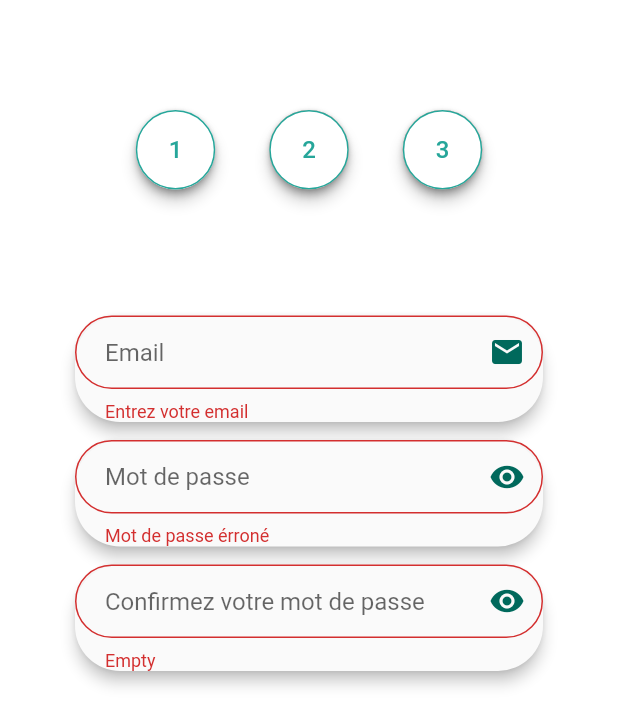
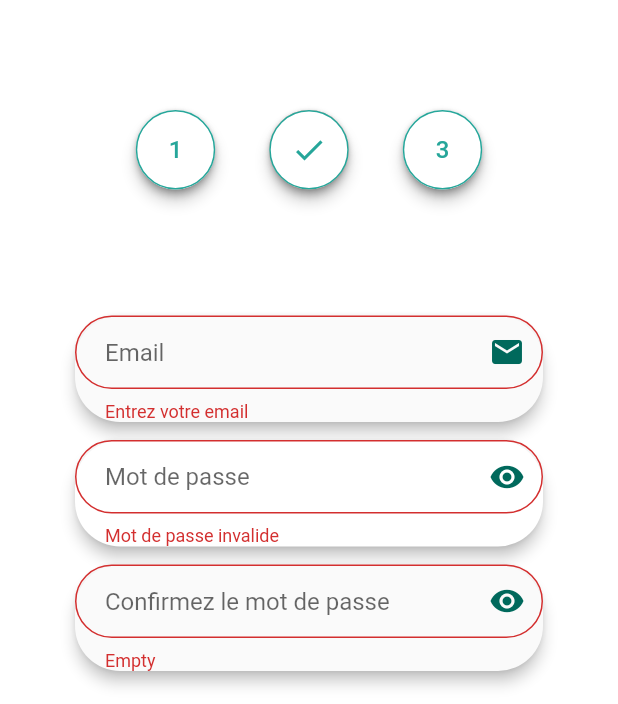
Before and after one commit to ammalimouna/projetV1, a Flutter app: the Register screen opened directly, after a tap on "SUIVANT", on a phone screen of 412 x 824 dp. Shown: the part 127-831 px from the top of the screen. Run offline on Flutter 3.47's test engine with Material 2 defaults, Android fonts, the phone set to English and light mode, and no system bars; our stand-ins replace cloud_firestore, firebase_auth; accounts and stored records are empty.

Commit message:
Update register.dart

```diff
--- a/lib/screens/authenticate/register.dart
+++ b/lib/screens/authenticate/register.dart
@@ -81,15 +81,12 @@ class _RegisterState extends State<Register> {
                     height: 53,
                     width: 53,
                     child: RaisedButton(
-                        child: Text('2',
-                        style: const TextStyle(
-                     color:  const Color(0xff26a69a),
-                      fontWeight: FontWeight.w500,
-                      fontFamily: "Roboto",
-                      fontStyle:  FontStyle.normal,
-                      fontSize: 16.0
-                  ),),
 
+                    child: Icon(
+                    Icons.check,
+                    size: 24,
+                    color: const Color(0xff26a69a),
+                   ),
                             shape: StadiumBorder(side: BorderSide(color:  const Color(0xff26a69a))),
                             color: Colors.white,
                                 onPressed: () {},
@@ -101,7 +98,6 @@ class _RegisterState extends State<Register> {
           Material(
              elevation: 4,
               borderRadius: BorderRadius.circular(30.0),
-              color: Colors.red,
              child: FittedBox(
                 fit: BoxFit.scaleDown,
 
@@ -133,6 +129,7 @@ class _RegisterState extends State<Register> {
                  borderRadius: BorderRadius.circular(30.0),
                 child:
                 TextFormField(
+
                     obscureText: false,
                     //TEXT
                    style: TextStyle(
@@ -149,7 +146,7 @@ class _RegisterState extends State<Register> {
                           Icons.email,
                           color:  Colors.teal[800],
                         ),
-                        border: OutlineInputBorder(borderRadius: BorderRadius.circular(32.0))
+                        border: OutlineInputBorder(borderRadius: BorderRadius.circular(32.0)),
                   ),
                   //Validation de l'entrée
                   validator: (val) => val.isEmpty ? 'Entrez votre email' : null,
@@ -164,6 +161,7 @@ class _RegisterState extends State<Register> {
               Material(
                 elevation: 4,
                  borderRadius: BorderRadius.circular(30.0),
+                 color: Colors.white,
                 child :
                  TextFormField(
                 obscureText: true,
@@ -182,11 +180,11 @@ class _RegisterState extends State<Register> {
                             Icons.remove_red_eye,
                             color:  Colors.teal[800],
                         ),
-                        border: OutlineInputBorder(borderRadius: BorderRadius.circular(32.0))
+                        border: OutlineInputBorder(borderRadius: BorderRadius.circular(32.0), )
                   ),
                   //Validation de l'entrée
                 controller: _pass,
-                validator: (val) => val.length < 6 ? 'Mot de passe érroné' : null,
+                validator: (val) => val.length < 6 ? 'Mot de passe invalide' : null,
                 onChanged: (val) {
                   setState(() => password = val);
                 },
@@ -211,7 +209,7 @@ class _RegisterState extends State<Register> {
                     //SHAPE
                     decoration: InputDecoration(
                         contentPadding: EdgeInsets.fromLTRB(20.0, 15.0, 20.0, 15.0),
-                        hintText: "Confirmez votre mot de passe",
+                        hintText: "Confirmez le mot de passe",
                         suffixIcon: Icon (
                             Icons.remove_red_eye,
                             color:  Colors.teal[800],
```
